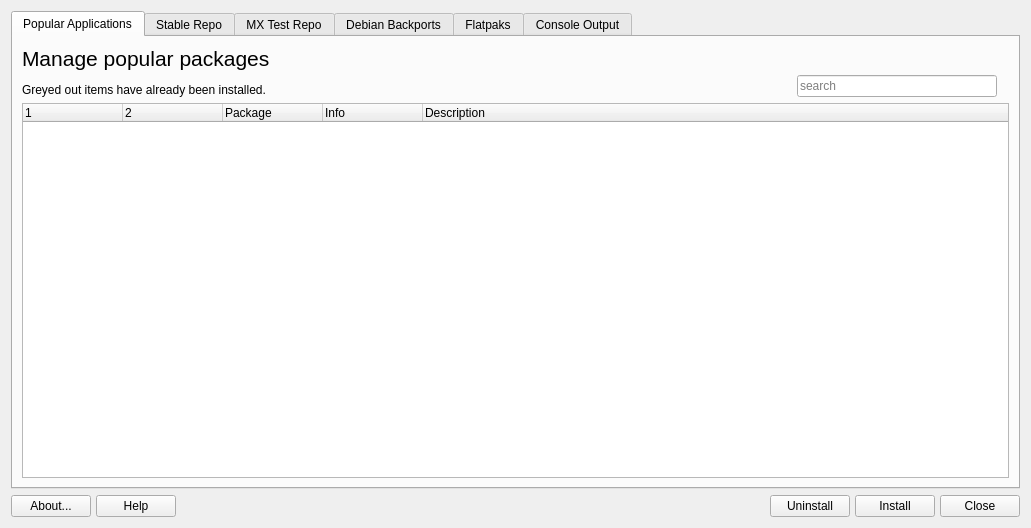
The window that mainwindow.ui (CachyOS/packageinstaller) describes before a commit, drawn with Qt 5.
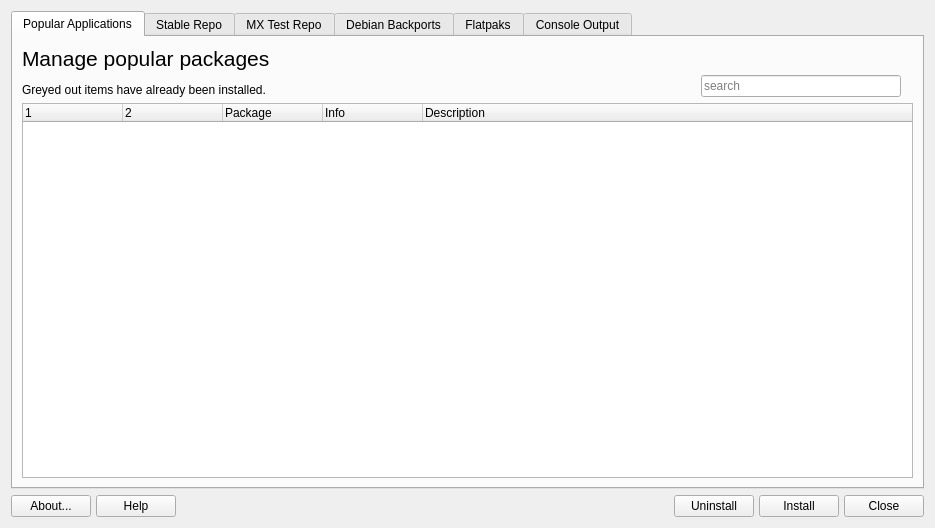
The same window after the commit. Icons and pictures are not drawn.

What changed in the file:
```diff
--- a/mainwindow.ui
+++ b/mainwindow.ui
@@ -6,7 +6,7 @@
    <rect>
     <x>0</x>
     <y>0</y>
-    <width>1031</width>
+    <width>935</width>
     <height>528</height>
    </rect>
   </property>
```
